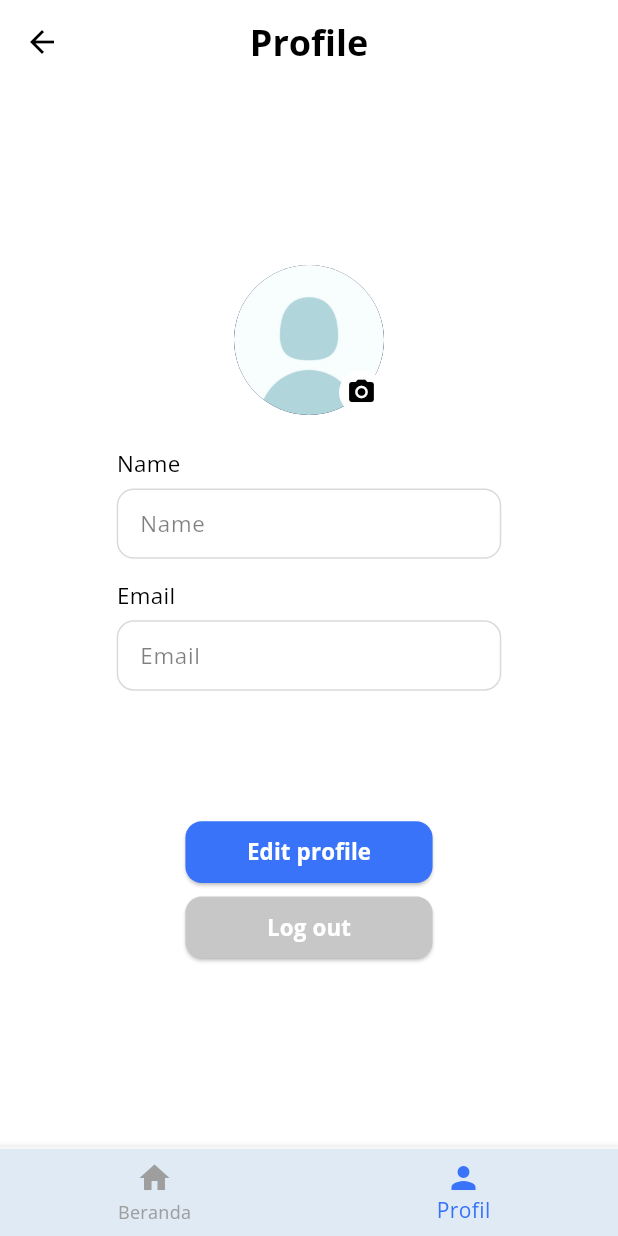
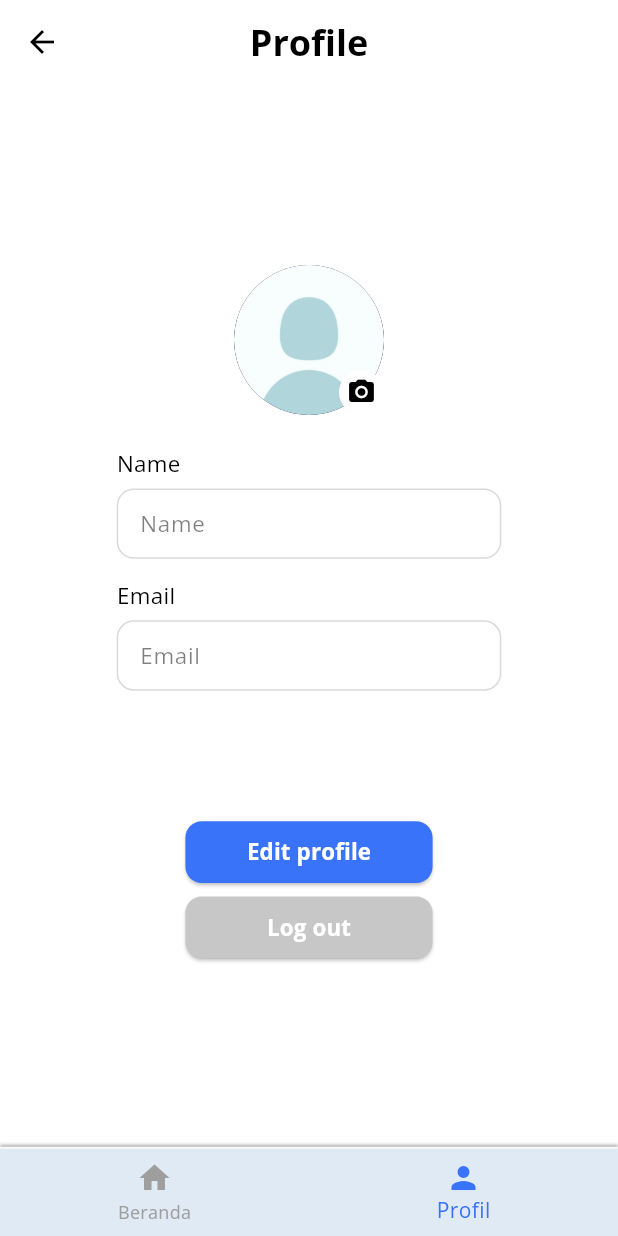
Before and after one commit to ZaeNau/TA-Capstone-Project_AquaKoi, a Flutter app: the ProfileScreen screen opened by its route, on a phone screen of 412 x 824 dp. Run offline on Flutter 3.47's test engine with Material 3 defaults, Android fonts, the phone set to English and light mode, and no system bars; our stand-ins replace cached_network_image, firebase_auth, firebase_core, firebase_database, flutter_svg, fluttertoast and 5 more; accounts and stored records are empty.

Commit message:
update bottom navigation bar

```diff
--- a/AquaKoi-main/lib/Presentation/dashboard_screen.dart
+++ b/AquaKoi-main/lib/Presentation/dashboard_screen.dart
@@ -1072,7 +1072,7 @@ Widget _buildTurbidity(BuildContext context) {
       decoration: BoxDecoration(
         boxShadow: [
           BoxShadow(
-            color: Colors.black.withOpacity(0.05),
+            color: Colors.black.withOpacity(0.3),
             spreadRadius: 0,
             blurRadius: 1,
             offset: Offset(0, -1),
--- a/AquaKoi-main/lib/Presentation/profil_screen.dart
+++ b/AquaKoi-main/lib/Presentation/profil_screen.dart
@@ -172,7 +172,7 @@ class _ProfileScreenState extends State<ProfileScreen> {
       decoration: BoxDecoration(
         boxShadow: [
           BoxShadow(
-            color: Colors.black.withOpacity(0.05),
+            color: Colors.black.withOpacity(0.3),
             spreadRadius: 0,
             blurRadius: 1,
             offset: Offset(0, -1),
```
